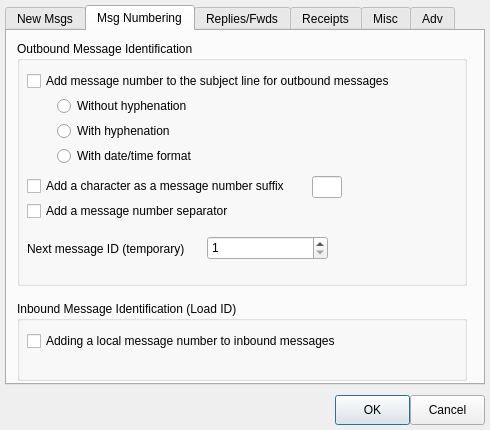
Old version of the form messagesettingsdialog.ui in the repository jimmcguffin/PyOutpost.
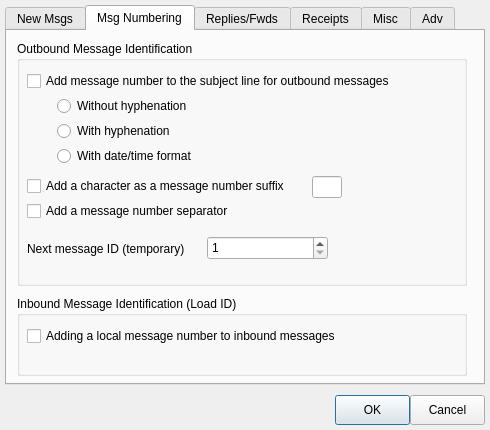
New version of the form. The open tabs and pages were chosen to show the change.

Commit message: Support more dialogs

Patch:
```diff
--- a/messagesettingsdialog.ui
+++ b/messagesettingsdialog.ui
@@ -259,7 +259,7 @@
      <property name="geometry">
       <rect>
        <x>10</x>
-       <y>270</y>
+       <y>265</y>
        <width>450</width>
        <height>80</height>
       </rect>
```
Left out of the diff: 6 changed lines with no effect on the pictures. The commit also changes 4 other files.
